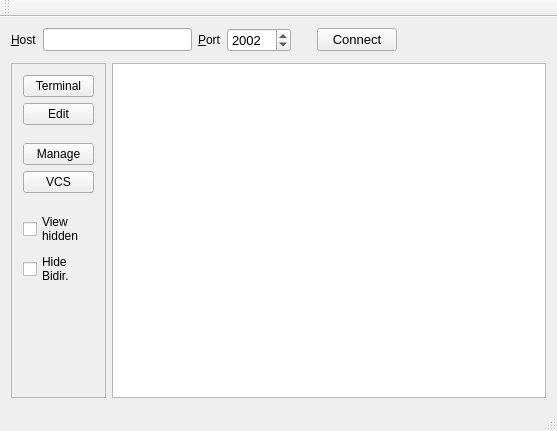
The window that src/MainWindow.ui (micwik/ArnBrowser) describes before a commit, drawn with Qt 5.
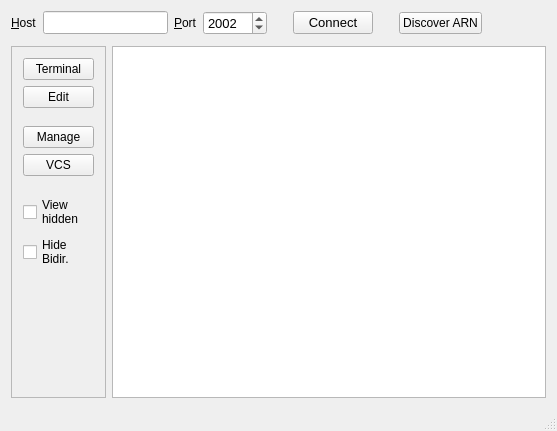
The same window after the commit. Icons and pictures are not drawn.

```diff
--- a/src/MainWindow.ui
+++ b/src/MainWindow.ui
@@ -123,8 +123,41 @@
         </property>
         <property name="iconSize">
          <size>
-          <width>16</width>
-          <height>16</height>
+          <width>25</width>
+          <height>24</height>
+         </size>
+        </property>
+       </widget>
+      </item>
+      <item>
+       <spacer name="horizontalSpacer_3">
+        <property name="orientation">
+         <enum>Qt::Horizontal</enum>
+        </property>
+        <property name="sizeType">
+         <enum>QSizePolicy::Maximum</enum>
+        </property>
+        <property name="sizeHint" stdset="0">
+         <size>
+          <width>20</width>
+          <height>20</height>
+         </size>
+        </property>
+       </spacer>
+      </item>
+      <item>
+       <widget class="QPushButton" name="discoverButton">
+        <property name="text">
+         <string>Discover ARN</string>
+        </property>
+        <property name="icon">
+         <iconset resource="files.qrc">
+          <normaloff>:/pic/search_arn.png</normaloff>:/pic/search_arn.png</iconset>
+        </property>
+        <property name="iconSize">
+         <size>
+          <width>28</width>
+          <height>24</height>
          </size>
         </property>
        </widget>
@@ -313,24 +346,6 @@
     </item>
    </layout>
   </widget>
-  <widget class="QMenuBar" name="menuBar">
-   <property name="geometry">
-    <rect>
-     <x>0</x>
-     <y>0</y>
-     <width>557</width>
-     <height>22</height>
-    </rect>
-   </property>
-  </widget>
-  <widget class="QToolBar" name="mainToolBar">
-   <attribute name="toolBarArea">
-    <enum>TopToolBarArea</enum>
-   </attribute>
-   <attribute name="toolBarBreak">
-    <bool>false</bool>
-   </attribute>
-  </widget>
   <widget class="QStatusBar" name="statusBar"/>
  </widget>
  <layoutdefault spacing="6" margin="11"/>
```
